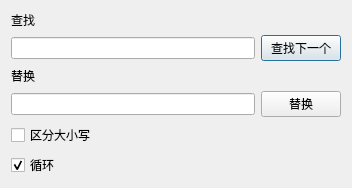
This is findreplace.ui in EnterpriseBCMe/OOP2020 as Qt 5 draws it before an edit. The edited form follows.
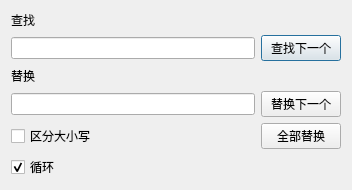
This is the edited form.

Diff of the .ui file:
```diff
--- a/findreplace.ui
+++ b/findreplace.ui
@@ -31,8 +31,8 @@
   <property name="windowTitle">
    <string>Dialog</string>
   </property>
-  <layout class="QHBoxLayout" name="horizontalLayout_3">
-   <item>
+  <layout class="QGridLayout" name="gridLayout">
+   <item row="0" column="0">
     <layout class="QVBoxLayout" name="verticalLayout">
      <item>
       <widget class="QLabel" name="label_find">
@@ -70,18 +70,42 @@
        <item>
         <widget class="QPushButton" name="replace">
          <property name="text">
-          <string>替换</string>
+          <string>替换下一个</string>
          </property>
         </widget>
        </item>
       </layout>
      </item>
+     <item>
+      <layout class="QHBoxLayout" name="horizontalLayout_3">
      <item>
       <widget class="QCheckBox" name="caseSensitive">
        <property name="text">
         <string>区分大小写</string>
        </property>
       </widget>
+       </item>
+       <item>
+        <spacer name="horizontalSpacer">
+         <property name="orientation">
+          <enum>Qt::Horizontal</enum>
+         </property>
+         <property name="sizeHint" stdset="0">
+          <size>
+           <width>40</width>
+           <height>20</height>
+          </size>
+         </property>
+        </spacer>
+       </item>
+       <item>
+        <widget class="QPushButton" name="replaceAll">
+         <property name="text">
+          <string>全部替换</string>
+         </property>
+        </widget>
+       </item>
+      </layout>
      </item>
      <item>
       <widget class="QCheckBox" name="cycle">
```
Left out of the diff: 2 changed lines with no effect on the pictures. Lines whose indentation alone changed are shown as unchanged.
